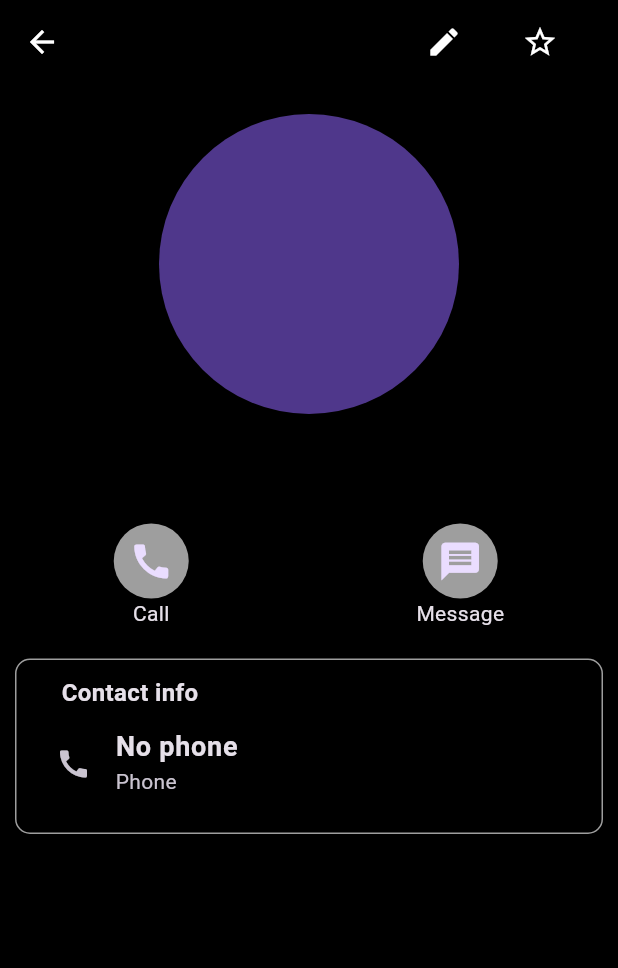
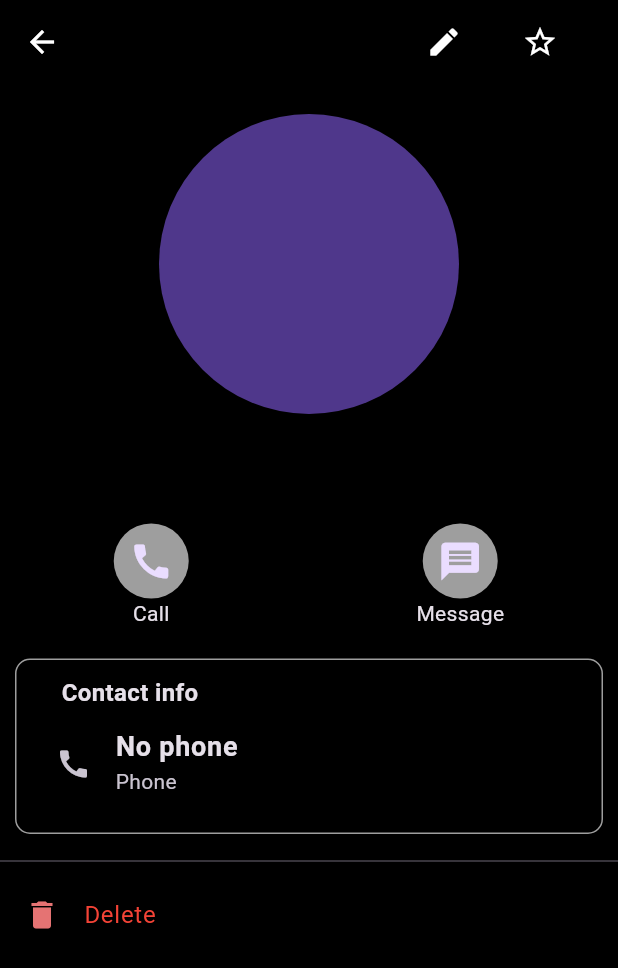
Before and after one commit to sinancholakkal/Phone-Call-App, a Flutter app: the ScreenContactView screen opened directly with empty values, on a phone screen of 412 x 824 dp. Shown: the top 968 px of the screen. Run offline on Flutter 3.47's test engine with Material 3 defaults, Android fonts, the phone set to English and light mode, and no system bars; our stand-ins replace bloc, flutter_bloc, flutter_contacts, get, permission_handler, salomon_bottom_bar; missing offline and left inert: azlistview_plus, call_log, direct_caller_sim_choice.

Commit message:
Doing in contact edit screen

```diff
--- a/lib/presentation/pages/screen_contact_view/screen_contact_view.dart
+++ b/lib/presentation/pages/screen_contact_view/screen_contact_view.dart
@@ -1,14 +1,18 @@
 import 'package:flutter/material.dart';
-import 'package:flutter_bloc/flutter_bloc.dart';
-import 'package:phone/presentation/bloc/dialer_screen_bloc/dialer_bloc.dart';
-import 'package:phone/presentation/bloc/tab_recent_bloc/tab_recent_bloc.dart';
+import 'package:get/get.dart';
+import 'package:phone/presentation/pages/screen_contact_edit/screen_contact_edit.dart';
+import 'package:phone/presentation/pages/screen_contact_view/widgets/contact_info_section.dart';
+import 'package:phone/presentation/pages/screen_contact_view/widgets/delete_and_action_section.dart';
+import 'package:phone/presentation/pages/screen_contact_view/widgets/profile_and_action_section.dart';
 import 'package:phone/presentation/pages/tab_contacts/tab_contacts.dart';
 import 'package:phone/presentation/widgets/icon_button_widget.dart';
-import 'package:phone/presentation/widgets/icon_with_text.dart';
-import 'package:phone/presentation/widgets/text_widget.dart';
 
 class ScreenContactView extends StatelessWidget {
-  const ScreenContactView({super.key, required this.contact,required this.color});
+  const ScreenContactView({
+    super.key,
+    required this.contact,
+    required this.color,
+  });
   final ContactInfo contact;
   final Color color;
   @override
@@ -18,75 +22,28 @@ class ScreenContactView extends StatelessWidget {
         actionsPadding: EdgeInsets.only(right: 30),
         backgroundColor: Colors.transparent,
         actions: [
-          IconButtonWidget(icon: Icon(Icons.edit), onTap: () {}),
+          IconButtonWidget(icon: Icon(Icons.edit), onTap:()=>Get.to(()=>ScreenContactEdit(contact: contact,color: color,))),
           SizedBox(width: 20),
           IconButtonWidget(
             icon: Icon(
               (contact.isStared == true) ? Icons.star : Icons.star_border,
             ),
-            onTap: () {},
+            onTap: () {
+
+            },
           ),
         ],
       ),
-      body: Center(
-        child: Column(
-          crossAxisAlignment: CrossAxisAlignment.center,
-          children: [
-            SizedBox(height: 20,),
-            CircleAvatar(
-
-              backgroundColor: (contact.image == null)?color:null,
-              radius: 100,
-              backgroundImage:
-                  (contact.image != null) ? MemoryImage(contact.image!) : null,
-                  child: (contact.image == null)?TextWidget(text: contact.displayName[0].toUpperCase(),fontSize: 90,fontWeigh: FontWeight.bold,):null,
-            ),
-            SizedBox(height: 10,),
-            TextWidget(text: contact.displayName,fontSize: 30,),
-            SizedBox(height: 20,),
-            Row(
-              mainAxisAlignment: MainAxisAlignment.spaceAround,
-              children: [
-                IconWIthTextWidget(icon: InkWell(onTap: () {
-                  context.read<DialerBloc>().add(MakeCallEvent(phone: contact.phone.first.number, context: context));
-                }, child: CircleAvatar(backgroundColor: Colors.grey,radius: 25, child: Icon(Icons.call,size: 30,),)), text: "Call"),
-                IconWIthTextWidget(icon: InkWell(child: CircleAvatar(backgroundColor: Colors.grey,radius: 25, child: Icon(Icons.message,size: 30,),)), text: "Message"),
-              ],
-            ),
-            SizedBox(height: 10,),
-            Container(
-              margin: EdgeInsets.all(10),
-              padding: EdgeInsets.all(10),
-              decoration: BoxDecoration(
-                //color: const Color.fromARGB(255, 47, 35, 30),
-                border: Border.all(color: Colors.grey),
-                borderRadius: BorderRadius.circular(10)
-              ),
-              child: Column(
-                crossAxisAlignment: CrossAxisAlignment.start,
-                mainAxisSize: MainAxisSize.min,
-                children: [
-                  Padding(
-                    padding: const EdgeInsets.only(left: 20),
-                    child: TextWidget(text: "Contact info",fontSize: 16,fontWeigh: FontWeight.bold,),
-                  ),
-                  InkWell(
-                    splashColor: Colors.black,
-                    onTap: (){
-                      context.read<DialerBloc>().add(MakeCallEvent(phone: contact.phone.first.number, context: context));
-                    },
-                    child: ListTile(
-                      leading: Icon(Icons.call),
-                      title: TextWidget(text: contact.phone.isNotEmpty?contact.phone.first.number:"No phone",fontSize: 18,fontWeigh: FontWeight.bold,),
-                      subtitle: TextWidget(text: "Phone"),
-                     //s trailing: IconButtonWidget(icon: Icon(Icons.message)),
-                    ),
-                  )
-                ],
-              ),
-            )
-          ],
-        ),
+      body: Column(
+        crossAxisAlignment: CrossAxisAlignment.center,
+        children: [
+          //Profile and call message icon button--------------
+          ProfileAndActionSection(contact: contact, color: color),
+          //Contact info----------
+          ContactInfoSection(contact: contact),
+          //Delete----------
+          DeleteAndActionSection(),
+        ],
       ),
     );
   }
--- /dev/null
+++ b/lib/presentation/pages/screen_contact_view/widgets/contact_info_section.dart
@@ -0,0 +1,70 @@
+
+import 'package:flutter/material.dart';
+import 'package:flutter_bloc/flutter_bloc.dart';
+import 'package:phone/presentation/bloc/dialer_screen_bloc/dialer_bloc.dart';
+import 'package:phone/presentation/pages/tab_contacts/tab_contacts.dart';
+import 'package:phone/presentation/widgets/text_widget.dart';
+
+class ContactInfoSection extends StatelessWidget {
+  const ContactInfoSection({super.key, required this.contact});
+
+  final ContactInfo contact;
+
+  @override
+  Widget build(BuildContext context) {
+    return SizedBox(
+      child: Column(
+        children: [
+          SizedBox(height: 10),
+          Container(
+            margin: EdgeInsets.all(10),
+            padding: EdgeInsets.all(10),
+            decoration: BoxDecoration(
+              //color: const Color.fromARGB(255, 47, 35, 30),
+              border: Border.all(color: Colors.grey),
+              borderRadius: BorderRadius.circular(10),
+            ),
+            child: Column(
+              crossAxisAlignment: CrossAxisAlignment.start,
+              mainAxisSize: MainAxisSize.min,
+              children: [
+                Padding(
+                  padding: const EdgeInsets.only(left: 20),
+                  child: TextWidget(
+                    text: "Contact info",
+                    fontSize: 16,
+                    fontWeigh: FontWeight.bold,
+                  ),
+                ),
+                InkWell(
+                  splashColor: Colors.black,
+                  onTap: () {
+                    context.read<DialerBloc>().add(
+                      MakeCallEvent(
+                        phone: contact.phone.first.number,
+                        context: context,
+                      ),
+                    );
+                  },
+                  child: ListTile(
+                    leading: Icon(Icons.call),
+                    title: TextWidget(
+                      text:
+                          contact.phone.isNotEmpty
+                              ? contact.phone.first.number
+                              : "No phone",
+                      fontSize: 18,
+                      fontWeigh: FontWeight.bold,
+                    ),
+                    subtitle: TextWidget(text: "Phone"),
+                    //s trailing: IconButtonWidget(icon: Icon(Icons.message)),
+                  ),
+                ),
+              ],
+            ),
+          ),
+        ],
+      ),
+    );
+  }
+}
--- /dev/null
+++ b/lib/presentation/pages/screen_contact_view/widgets/delete_and_action_section.dart
@@ -0,0 +1,24 @@
+import 'package:flutter/material.dart';
+import 'package:phone/presentation/widgets/text_widget.dart';
+
+class DeleteAndActionSection extends StatelessWidget {
+  const DeleteAndActionSection({super.key});
+
+  @override
+  Widget build(BuildContext context) {
+    return SizedBox(
+      child: Column(
+        children: [
+          Divider(),
+          InkWell(
+            onTap: () {},
+            child: ListTile(
+              leading: Icon(Icons.delete, color: Colors.red[300]),
+              title: TextWidget(text: "Delete", color: Colors.red),
+            ),
+          ),
+        ],
+      ),
+    );
+  }
+}
--- /dev/null
+++ b/lib/presentation/pages/screen_contact_view/widgets/profile_and_action_section.dart
@@ -0,0 +1,81 @@
+
+import 'package:flutter/material.dart';
+import 'package:flutter_bloc/flutter_bloc.dart';
+import 'package:phone/presentation/bloc/dialer_screen_bloc/dialer_bloc.dart';
+import 'package:phone/presentation/pages/tab_contacts/tab_contacts.dart';
+import 'package:phone/presentation/widgets/icon_with_text.dart';
+import 'package:phone/presentation/widgets/text_widget.dart';
+
+class ProfileAndActionSection extends StatelessWidget {
+  const ProfileAndActionSection({
+    super.key,
+    required this.contact,
+    required this.color,
+  });
+
+  final ContactInfo contact;
+  final Color color;
+
+  @override
+  Widget build(BuildContext context) {
+    return SizedBox(
+      child: Column(
+        children: [
+          SizedBox(height: 20),
+          CircleAvatar(
+            backgroundColor: (contact.image == null) ? color : null,
+            radius: 100,
+            backgroundImage:
+                (contact.image != null) ? MemoryImage(contact.image!) : null,
+            child:
+                (contact.image == null)
+                    ? TextWidget(
+                      text: contact.displayName[0].toUpperCase(),
+                      fontSize: 90,
+                      fontWeigh: FontWeight.bold,
+                    )
+                    : null,
+          ),
+          SizedBox(height: 10),
+          TextWidget(text: contact.displayName, fontSize: 30),
+          SizedBox(height: 20),
+
+          //Call and message icon buttons--------------
+          Row(
+            mainAxisAlignment: MainAxisAlignment.spaceAround,
+            children: [
+              IconWIthTextWidget(
+                icon: InkWell(
+                  onTap: () {
+                    context.read<DialerBloc>().add(
+                      MakeCallEvent(
+                        phone: contact.phone.first.number,
+                        context: context,
+                      ),
+                    );
+                  },
+                  child: CircleAvatar(
+                    backgroundColor: Colors.grey,
+                    radius: 25,
+                    child: Icon(Icons.call, size: 30),
+                  ),
+                ),
+                text: "Call",
+              ),
+              IconWIthTextWidget(
+                icon: InkWell(
+                  child: CircleAvatar(
+                    backgroundColor: Colors.grey,
+                    radius: 25,
+                    child: Icon(Icons.message, size: 30),
+                  ),
+                ),
+                text: "Message",
+              ),
+            ],
+          ),
+        ],
+      ),
+    );
+  }
+}
```
Also changed, not shown: lib/presentation/pages/screen_contact_edit/screen_contact_edit.dart (added, +99 -0 lines), lib/presentation/widgets/Icon_with_text_button_widget_h.dart (added).
